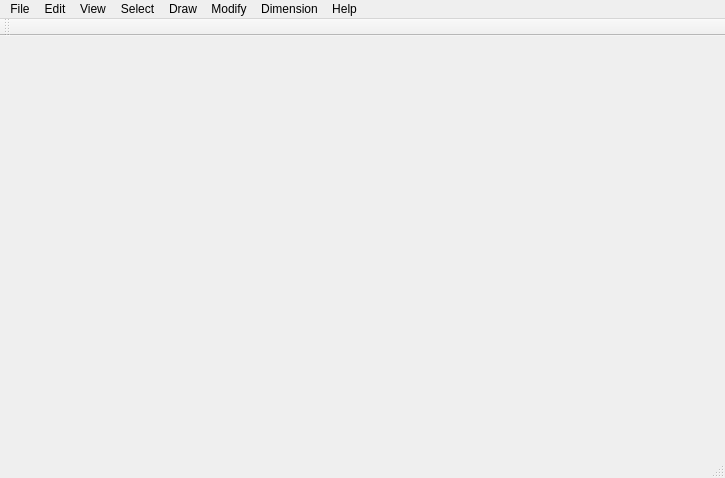
The window that mainwindow.ui (kamalpreetgrewal/gdcad) describes before a commit, drawn with Qt 5.
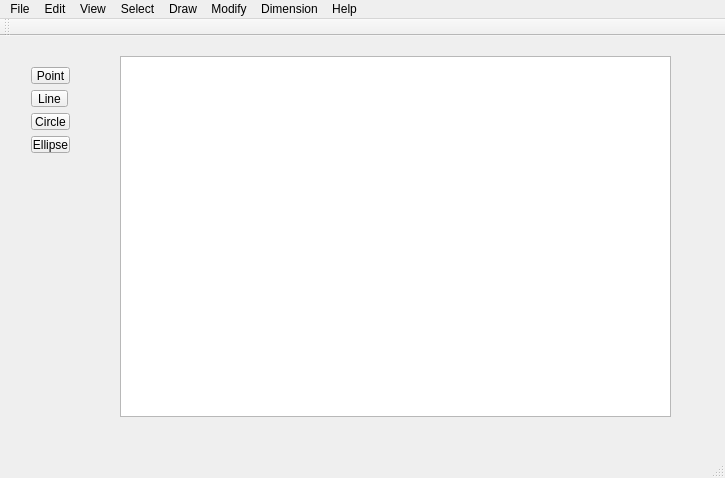
The same window after the commit.

Commit message: paints entities in graphics scene

```diff
--- a/mainwindow.ui
+++ b/mainwindow.ui
@@ -16,7 +16,79 @@
   <property name="windowTitle">
    <string>MainWindow</string>
   </property>
-  <widget class="QWidget" name="centralWidget"/>
+  <widget class="QWidget" name="centralWidget">
+   <widget class="QWidget" name="widget" native="true">
+    <property name="geometry">
+     <rect>
+      <x>10</x>
+      <y>10</y>
+      <width>81</width>
+      <height>128</height>
+     </rect>
+    </property>
+    <widget class="QWidget" name="">
+     <property name="geometry">
+      <rect>
+       <x>10</x>
+       <y>10</y>
+       <width>61</width>
+       <height>108</height>
+      </rect>
+     </property>
+     <layout class="QVBoxLayout" name="verticalLayout">
+      <item>
+       <widget class="QToolButton" name="pointButton">
+        <property name="text">
+         <string>Point</string>
+        </property>
+       </widget>
+      </item>
+      <item>
+       <widget class="QToolButton" name="lineButton">
+        <property name="text">
+         <string>Line</string>
+        </property>
+       </widget>
+      </item>
+      <item>
+       <widget class="QToolButton" name="circleButton">
+        <property name="text">
+         <string>Circle</string>
+        </property>
+       </widget>
+      </item>
+      <item>
+       <widget class="QToolButton" name="ellipseButton">
+        <property name="text">
+         <string>Ellipse</string>
+        </property>
+       </widget>
+      </item>
+     </layout>
+    </widget>
+   </widget>
+   <widget class="QGraphicsView" name="graphicsView">
+    <property name="geometry">
+     <rect>
+      <x>120</x>
+      <y>20</y>
+      <width>551</width>
+      <height>361</height>
+     </rect>
+    </property>
+   </widget>
+   <widget class="QWidget" name="">
+    <property name="geometry">
+     <rect>
+      <x>0</x>
+      <y>0</y>
+      <width>2</width>
+      <height>2</height>
+     </rect>
+    </property>
+    <layout class="QHBoxLayout" name="horizontalLayout"/>
+   </widget>
+  </widget>
   <widget class="QMenuBar" name="menuBar">
    <property name="geometry">
     <rect>
```
The commit also changes 12 other files.
